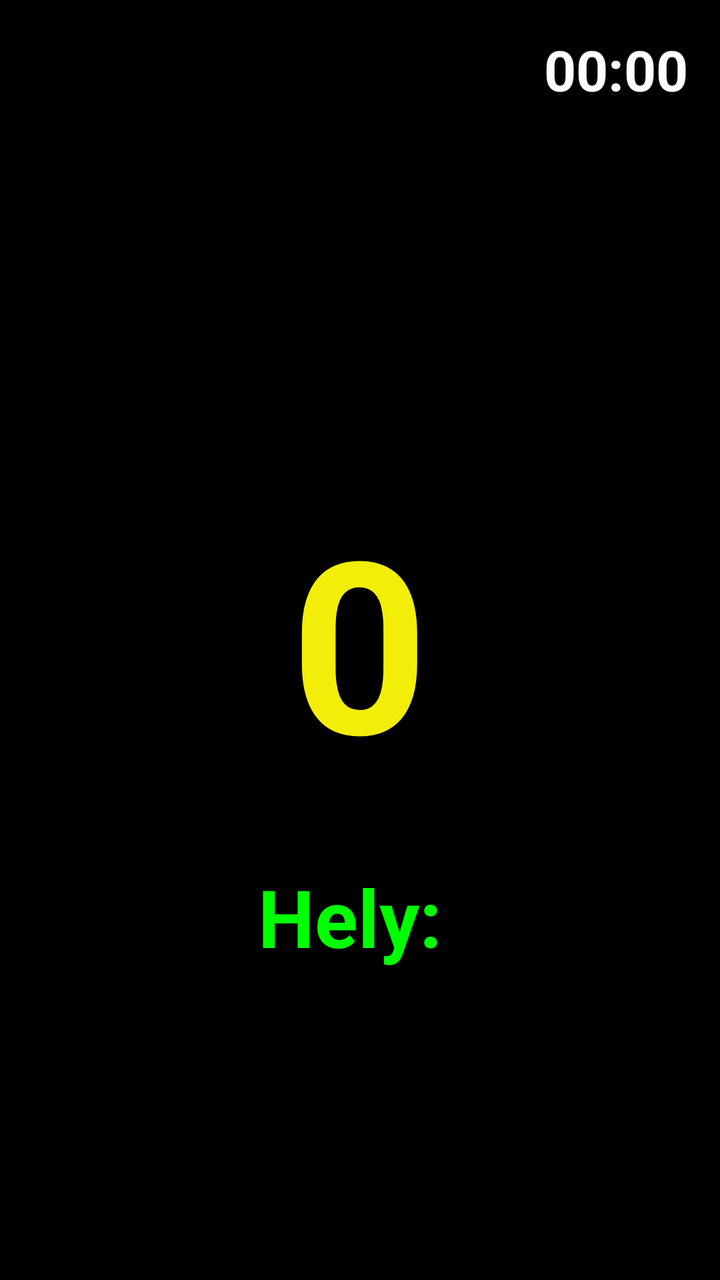
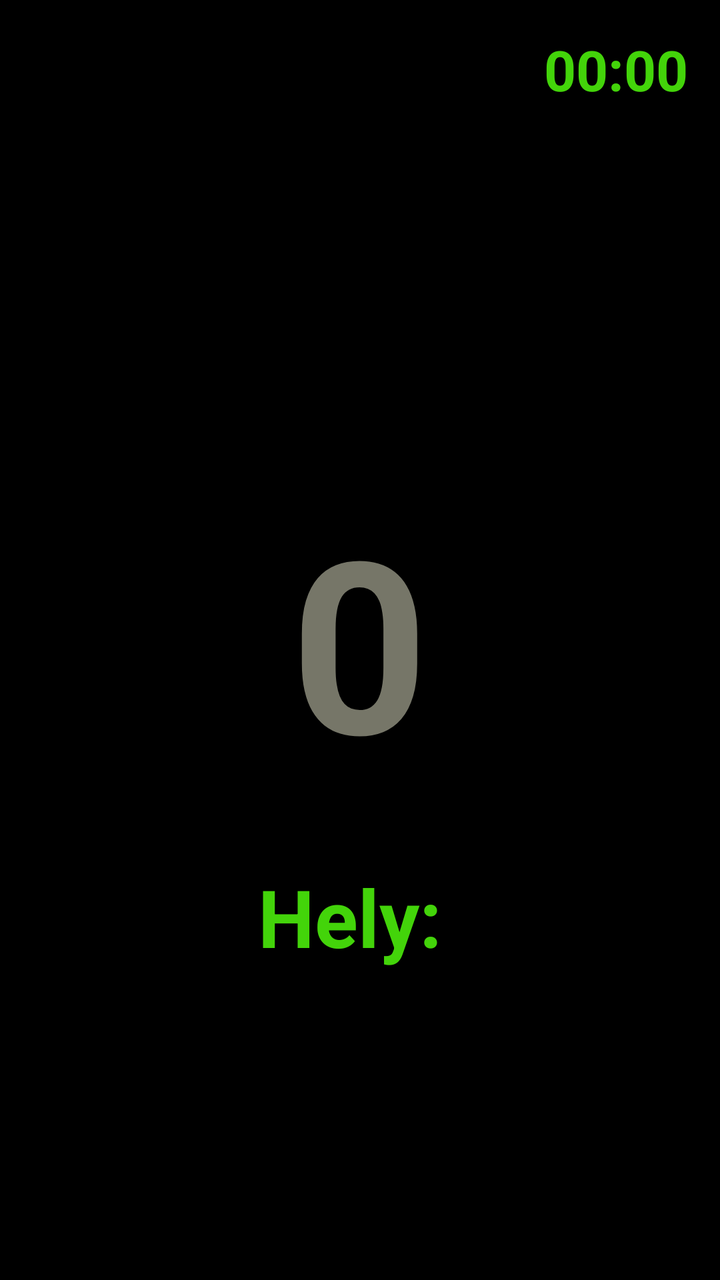

Before-and-after screenshots of an Android layout around one commit, followed by the original layout XML and the change that was made.
<!-- AndroidManifest.xml: application theme Theme.AppCompat.Light.NoActionBar -->
<!-- res/layout/activity_main.xml -->
<?xml version="1.0" encoding="utf-8"?>
<RelativeLayout xmlns:android="http://schemas.android.com/apk/res/android"
    android:layout_width="match_parent"
    android:layout_height="match_parent"
    android:background="#000000">




    <TextView
        android:id="@+id/tvTime"
        android:layout_width="wrap_content"
        android:layout_height="wrap_content"
        android:text="00:00"
        android:textSize="28sp"
        android:textColor="#FFFFFF"
        android:textStyle="bold"
        android:layout_alignParentTop="true"
        android:layout_alignParentEnd="true"
        android:layout_marginTop="16dp"
        android:layout_marginEnd="16dp"/>

    <TextView
        android:id="@+id/tvSpeed"
        android:layout_width="wrap_content"
        android:layout_height="wrap_content"
        android:text="0"
        android:textSize="120sp"
        android:textColor="#f2ee09"
        android:textStyle="bold"
        android:layout_centerInParent="true"/>

    <TextView
        android:id="@+id/tvAddress"
        android:layout_width="wrap_content"
        android:layout_height="wrap_content"
        android:text="Hely: "
        android:textSize="40sp"
        android:textColor="#00FF00"
        android:textStyle="bold"
        android:layout_below="@id/tvSpeed"
        android:layout_centerHorizontal="true"
        android:layout_marginTop="32dp"
        android:singleLine="false"
        android:maxLines="3"/>

    <TextView
        android:id="@+id/tvVideoStatus"
        android:layout_width="wrap_content"
        android:layout_height="wrap_content"
        android:text=""
        android:textSize="28sp"
        android:textColor="#FF0000"
        android:textStyle="bold"
        android:layout_below="@id/tvAddress"
        android:layout_centerHorizontal="true"
        android:layout_marginTop="16dp"/>

</RelativeLayout>
<!-- resources referenced by this layout -->
<resources>

</resources>

<!-- the commit's change to res/layout/activity_main.xml (unified diff, before → after) -->
@@ -13,7 +13,7 @@
         android:layout_height="wrap_content"
         android:text="00:00"
         android:textSize="28sp"
-        android:textColor="#FFFFFF"
+        android:textColor="#43d40a"
         android:textStyle="bold"
         android:layout_alignParentTop="true"
         android:layout_alignParentEnd="true"
@@ -26,7 +26,7 @@
         android:layout_height="wrap_content"
         android:text="0"
         android:textSize="120sp"
-        android:textColor="#f2ee09"
+        android:textColor="#767668"
         android:textStyle="bold"
         android:layout_centerInParent="true"/>
 
@@ -36,7 +36,7 @@
         android:layout_height="wrap_content"
         android:text="Hely: "
         android:textSize="40sp"
-        android:textColor="#00FF00"
+        android:textColor="#43d40a"
         android:textStyle="bold"
         android:layout_below="@id/tvSpeed"
         android:layout_centerHorizontal="true"
